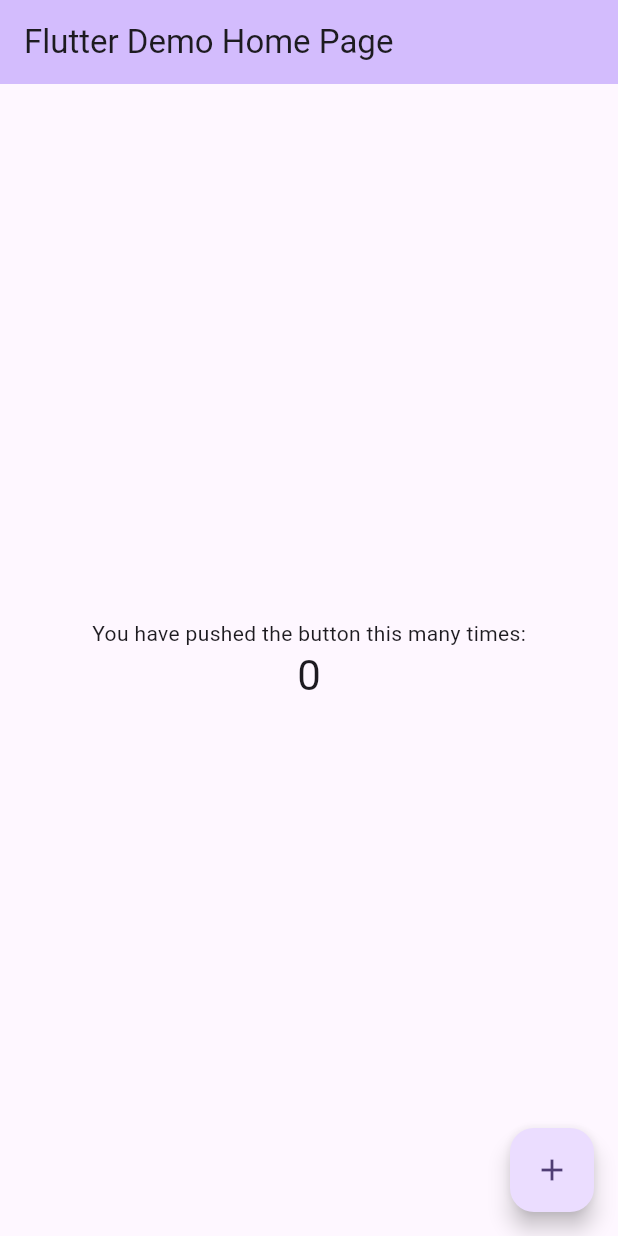
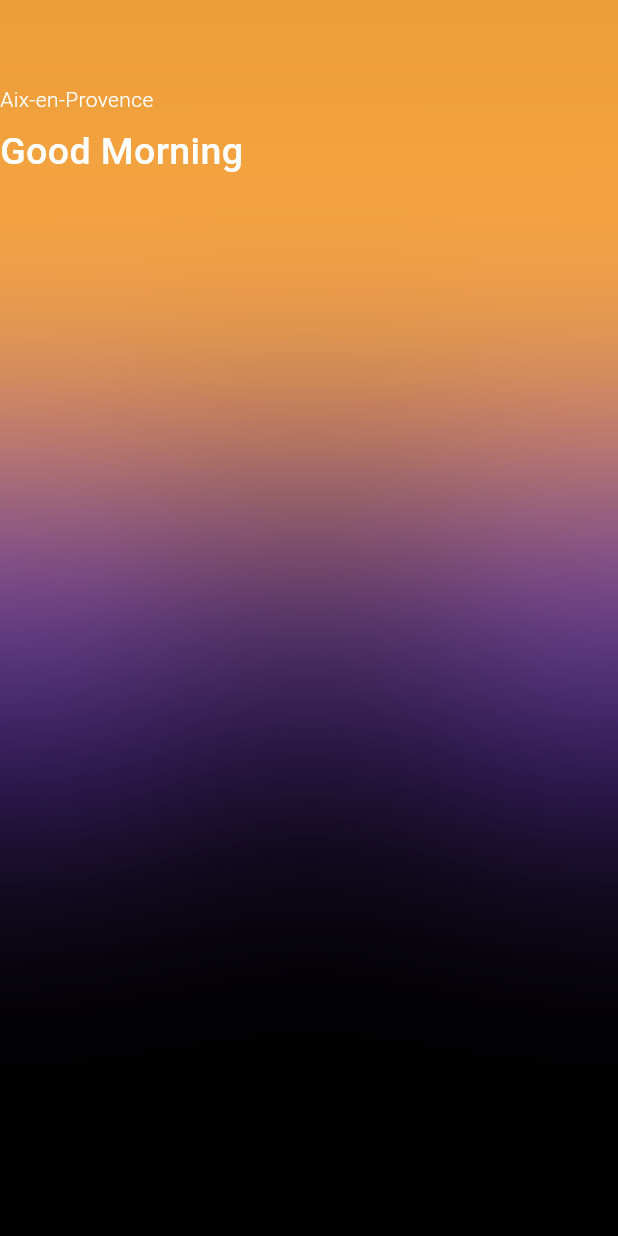
Before and after one commit to Ajaykumaryadav-Aj/my_weather_app, a Flutter app: the screen it shows after launch, on a phone screen of 412 x 824 dp. Run offline on Flutter 3.47's test engine with Material 3 defaults, Android fonts, the phone set to English and light mode, and no system bars; our stand-ins replace bloc, equatable.

Commit message:
home screen

```diff
--- /dev/null
+++ b/lib/bloc/weather_bloc_bloc.dart
@@ -0,0 +1,13 @@
+import 'package:bloc/bloc.dart';
+import 'package:equatable/equatable.dart';
+
+part 'weather_bloc_event.dart';
+part 'weather_bloc_state.dart';
+
+class WeatherBlocBloc extends Bloc<WeatherBlocEvent, WeatherBlocState> {
+  WeatherBlocBloc() : super(WeatherBlocInitial()) {
+    on<WeatherBlocEvent>((event, emit) {
+      // TODO: implement event handler
+    });
+  }
+}
--- /dev/null
+++ b/lib/bloc/weather_bloc_event.dart
@@ -0,0 +1,8 @@
+part of 'weather_bloc_bloc.dart';
+
+sealed class WeatherBlocEvent extends Equatable {
+  const WeatherBlocEvent();
+
+  @override
+  List<Object> get props => [];
+}
--- /dev/null
+++ b/lib/bloc/weather_bloc_state.dart
@@ -0,0 +1,10 @@
+part of 'weather_bloc_bloc.dart';
+
+sealed class WeatherBlocState extends Equatable {
+  const WeatherBlocState();
+
+  @override
+  List<Object> get props => [];
+}
+
+final class WeatherBlocInitial extends WeatherBlocState {}
--- a/lib/main.dart
+++ b/lib/main.dart
@@ -1,4 +1,5 @@
 import 'package:flutter/material.dart';
+import 'package:my_weather_app/screens/home_screen.dart';
 
 void main() {
   runApp(const MyApp());
@@ -7,119 +8,16 @@ void main() {
 class MyApp extends StatelessWidget {
   const MyApp({super.key});
 
-  // This widget is the root of your application.
   @override
   Widget build(BuildContext context) {
     return MaterialApp(
       title: 'Flutter Demo',
+      debugShowCheckedModeBanner: false,
       theme: ThemeData(
-        // This is the theme of your application.
-        //
-        // TRY THIS: Try running your application with "flutter run". You'll see
-        // the application has a purple toolbar. Then, without quitting the app,
-        // try changing the seedColor in the colorScheme below to Colors.green
-        // and then invoke "hot reload" (save your changes or press the "hot
-        // reload" button in a Flutter-supported IDE, or press "r" if you used
-        // the command line to start the app).
-        //
-        // Notice that the counter didn't reset back to zero; the application
-        // state is not lost during the reload. To reset the state, use hot
-        // restart instead.
-        //
-        // This works for code too, not just values: Most code changes can be
-        // tested with just a hot reload.
         colorScheme: ColorScheme.fromSeed(seedColor: Colors.deepPurple),
         useMaterial3: true,
       ),
-      home: const MyHomePage(title: 'Flutter Demo Home Page'),
+      home: const HomeScreen(),
     );
   }
 }
-
-class MyHomePage extends StatefulWidget {
-  const MyHomePage({super.key, required this.title});
-
-  // This widget is the home page of your application. It is stateful, meaning
-  // that it has a State object (defined below) that contains fields that affect
-  // how it looks.
-
-  // This class is the configuration for the state. It holds the values (in this
-  // case the title) provided by the parent (in this case the App widget) and
-  // used by the build method of the State. Fields in a Widget subclass are
-  // always marked "final".
-
-  final String title;
-
-  @override
-  State<MyHomePage> createState() => _MyHomePageState();
-}
-
-class _MyHomePageState extends State<MyHomePage> {
-  int _counter = 0;
-
-  void _incrementCounter() {
-    setState(() {
-      // This call to setState tells the Flutter framework that something has
-      // changed in this State, which causes it to rerun the build method below
-      // so that the display can reflect the updated values. If we changed
-      // _counter without calling setState(), then the build method would not be
-      // called again, and so nothing would appear to happen.
-      _counter++;
-    });
-  }
-
-  @override
-  Widget build(BuildContext context) {
-    // This method is rerun every time setState is called, for instance as done
-    // by the _incrementCounter method above.
-    //
-    // The Flutter framework has been optimized to make rerunning build methods
-    // fast, so that you can just rebuild anything that needs updating rather
-    // than having to individually change instances of widgets.
-    return Scaffold(
-      appBar: AppBar(
-        // TRY THIS: Try changing the color here to a specific color (to
-        // Colors.amber, perhaps?) and trigger a hot reload to see the AppBar
-        // change color while the other colors stay the same.
-        backgroundColor: Theme.of(context).colorScheme.inversePrimary,
-        // Here we take the value from the MyHomePage object that was created by
-        // the App.build method, and use it to set our appbar title.
-        title: Text(widget.title),
-      ),
-      body: Center(
-        // Center is a layout widget. It takes a single child and positions it
-        // in the middle of the parent.
-        child: Column(
-          // Column is also a layout widget. It takes a list of children and
-          // arranges them vertically. By default, it sizes itself to fit its
-          // children horizontally, and tries to be as tall as its parent.
-          //
-          // Column has various properties to control how it sizes itself and
-          // how it positions its children. Here we use mainAxisAlignment to
-          // center the children vertically; the main axis here is the vertical
-          // axis because Columns are vertical (the cross axis would be
-          // horizontal).
-          //
-          // TRY THIS: Invoke "debug painting" (choose the "Toggle Debug Paint"
-          // action in the IDE, or press "p" in the console), to see the
-          // wireframe for each widget.
-          mainAxisAlignment: MainAxisAlignment.center,
-          children: <Widget>[
-            const Text(
-              'You have pushed the button this many times:',
-            ),
-            Text(
-              '$_counter',
-              style: Theme.of(context).textTheme.headlineMedium,
-            ),
-          ],
-        ),
-      ),
-      floatingActionButton: FloatingActionButton(
-        onPressed: _incrementCounter,
-        tooltip: 'Increment',
-        child: const Icon(Icons.add),
-      ), // This trailing comma makes auto-formatting nicer for build methods.
-    );
-  }
-}
--- /dev/null
+++ b/lib/screens/home_screen.dart
@@ -0,0 +1,83 @@
+import 'dart:ui';
+
+import 'package:flutter/material.dart';
+import 'package:flutter/services.dart';
+
+class HomeScreen extends StatelessWidget {
+  const HomeScreen({super.key});
+
+  @override
+  Widget build(BuildContext context) {
+    return Scaffold(
+      backgroundColor: Colors.black,
+      appBar: AppBar(
+        backgroundColor: Colors.transparent,
+        systemOverlayStyle:
+            const SystemUiOverlayStyle(statusBarBrightness: Brightness.dark),
+      ),
+      body: SizedBox(
+        height: MediaQuery.of(context).size.height,
+        child: Stack(
+          children: [
+            Align(
+              alignment: const AlignmentDirectional(3, -0.3),
+              child: Container(
+                height: 300,
+                width: 300,
+                decoration: const BoxDecoration(
+                    shape: BoxShape.circle, color: Colors.deepPurple),
+              ),
+            ),
+            Align(
+              alignment: const AlignmentDirectional(-3, -0.3),
+              child: Container(
+                height: 300,
+                width: 300,
+                decoration: const BoxDecoration(
+                    shape: BoxShape.circle, color: Color(0xFF673AB7)),
+              ),
+            ),
+            Align(
+              alignment: const AlignmentDirectional(0, -1.2),
+              child: Container(
+                height: 300,
+                width: 600,
+                decoration: const BoxDecoration(color: Color(0xFFFFAB40)),
+              ),
+            ),
+            BackdropFilter(
+              filter: ImageFilter.blur(sigmaX: 100, sigmaY: 100),
+              child: Container(
+                decoration: const BoxDecoration(color: Colors.transparent),
+              ),
+            ),
+            SizedBox(
+              height: MediaQuery.of(context).size.height,
+              width: MediaQuery.of(context).size.width,
+              child: const Column(
+                crossAxisAlignment: CrossAxisAlignment.start,
+                children: [
+                  Text(
+                    'Aix-en-Provence',
+                    style: TextStyle(
+                        fontWeight: FontWeight.w300, color: Colors.white),
+                  ),
+                  SizedBox(
+                    height: 7,
+                  ),
+                  Text(
+                    'Good Morning',
+                    style: TextStyle(
+                        fontWeight: FontWeight.w500,
+                        fontSize: 25,
+                        color: Colors.white),
+                  )
+                ],
+              ),
+            )
+          ],
+        ),
+      ),
+    );
+  }
+}
--- a/pubspec.yaml
+++ b/pubspec.yaml
@@ -35,6 +35,11 @@ dependencies:
   # The following adds the Cupertino Icons font to your application.
   # Use with the CupertinoIcons class for iOS style icons.
   cupertino_icons: ^1.0.2
+  geolocator: ^11.0.0
+  weather: ^3.1.1
+  intl: ^0.19.0
+  flutter_bloc: ^8.1.5
+  equatable: ^2.0.5
 
 dev_dependencies:
   flutter_test:
```
Also changed, not shown: pubspec.lock, 5 other files.
